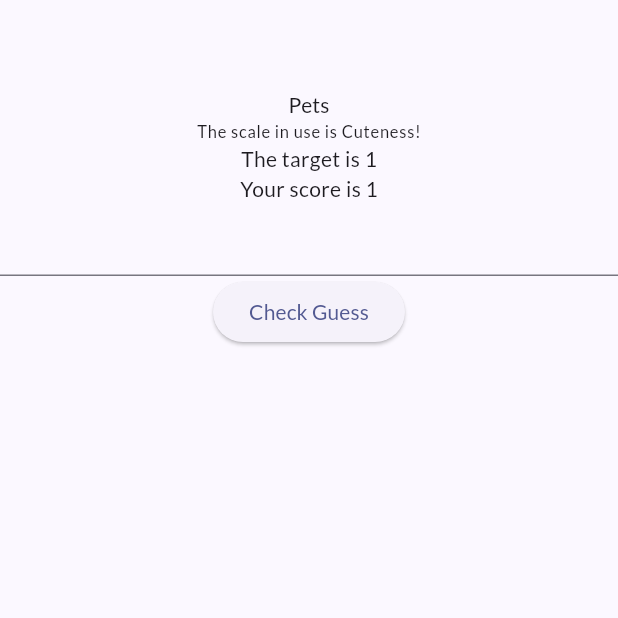
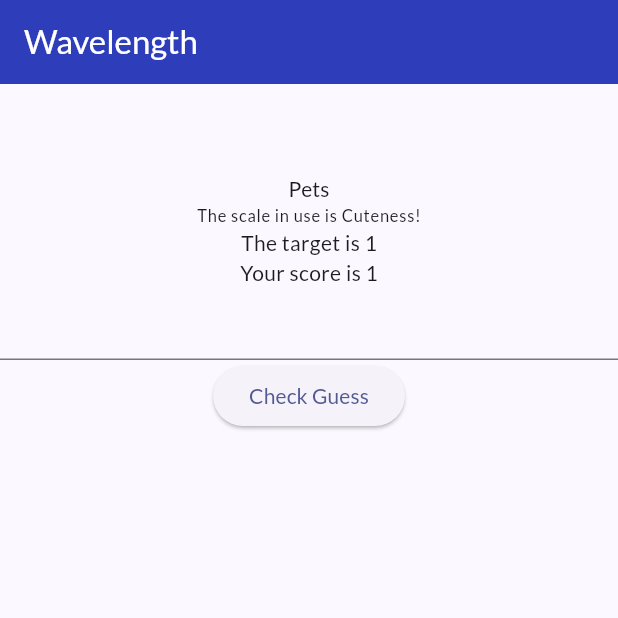
Before and after one commit to YehudaShani/Wavelength, a Flutter app: the screen it shows after launch, after a tap on "Check Guess", on a phone screen of 412 x 824 dp, the top half of it. Run offline on Flutter 3.47's test engine with Material 3 defaults, Android fonts, the light colour scheme and no system bars; our stand-ins replace google_fonts.

Commit message:
minor change, added text controller

```diff
--- a/lib/screens/game_screen.dart
+++ b/lib/screens/game_screen.dart
@@ -17,6 +17,7 @@
   var guess = 0;
   var target = 0;
   var score = 0;
+  TextEditingController guessController = TextEditingController();
 
   void updateGuess(int newGuess) {
     setState(() {
@@ -37,11 +38,15 @@
       });
     }
     updateTarget(Random().nextInt(10) + 1);
+    guessController.clear();
   }
 
   @override
   Widget build(BuildContext context) {
     return Scaffold(
+      appBar: AppBar(
+        title: const Text('Wavelength'),
+      ),
       body: Column(
         children: [
           SizedBox(height: 60),
@@ -49,6 +54,7 @@
           Text('The target is $target'),
           Text('Your score is $score'),
           TextField(
+            controller: guessController,
             onChanged: (value) {
               updateGuess(int.parse(value));
             },
```
